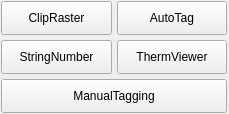
This is windows/therm_tools.ui in sensehawk/qgis_plugin as Qt 5 draws it before an edit. The edited form follows.
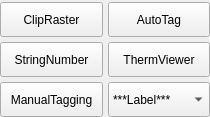
This is the edited form.

Commit message: Completed edit marker location and delete rawimage | centrailzed custom field labeling system

Patch:
```diff
--- a/windows/therm_tools.ui
+++ b/windows/therm_tools.ui
@@ -6,8 +6,8 @@
    <rect>
     <x>0</x>
     <y>0</y>
-    <width>229</width>
-    <height>114</height>
+    <width>210</width>
+    <height>117</height>
    </rect>
   </property>
   <property name="sizePolicy">
@@ -28,29 +28,18 @@
   <property name="windowTitle">
    <string>Form</string>
   </property>
-  <layout class="QGridLayout" name="gridLayout_2">
+  <layout class="QGridLayout" name="gridLayout">
    <property name="leftMargin">
-    <number>1</number>
+    <number>0</number>
    </property>
    <property name="topMargin">
-    <number>1</number>
+    <number>2</number>
    </property>
    <property name="rightMargin">
-    <number>1</number>
+    <number>0</number>
    </property>
    <property name="bottomMargin">
-    <number>1</number>
-   </property>
-   <property name="spacing">
     <number>0</number>
-   </property>
-   <item row="0" column="0">
-    <layout class="QGridLayout" name="gridLayout">
-     <property name="sizeConstraint">
-      <enum>QLayout::SetMinAndMaxSize</enum>
-     </property>
-     <property name="rightMargin">
-      <number>1</number>
      </property>
      <property name="spacing">
       <number>5</number>
@@ -125,7 +114,7 @@
        </property>
       </widget>
      </item>
-     <item row="2" column="0" colspan="2">
+   <item row="2" column="0">
       <widget class="QPushButton" name="thermliteQcButton">
        <property name="sizePolicy">
         <sizepolicy hsizetype="Preferred" vsizetype="Preferred">
@@ -144,7 +133,26 @@
        </property>
       </widget>
      </item>
-    </layout>
+   <item row="2" column="1">
+    <widget class="QComboBox" name="custom_label">
+     <property name="sizePolicy">
+      <sizepolicy hsizetype="Preferred" vsizetype="Preferred">
+       <horstretch>0</horstretch>
+       <verstretch>0</verstretch>
+      </sizepolicy>
+     </property>
+     <property name="insertPolicy">
+      <enum>QComboBox::InsertAlphabetically</enum>
+     </property>
+     <property name="sizeAdjustPolicy">
+      <enum>QComboBox::AdjustToMinimumContentsLength</enum>
+     </property>
+     <item>
+      <property name="text">
+       <string>***Label***</string>
+      </property>
+     </item>
+    </widget>
    </item>
   </layout>
  </widget>
```
Lines whose indentation alone changed are shown as unchanged. The commit also changes 7 other files.
